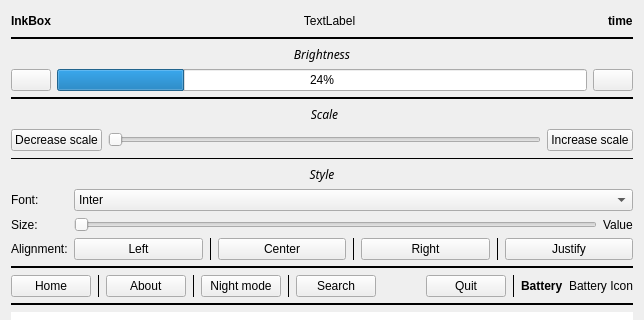
The window that reader.ui (Quill-OS/quill) describes before a commit, drawn with Qt 5; both pictures show x 0 to 644 and y 0 to 320 of the 644 by 851 pixel window.
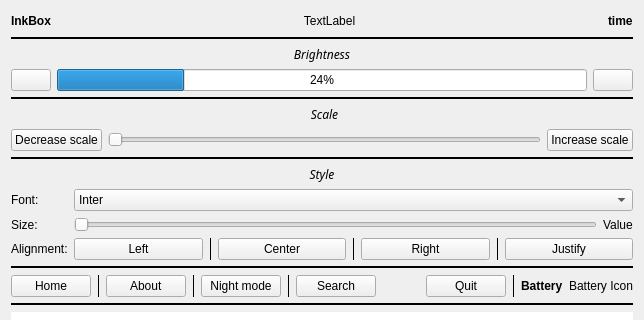
The same window after the commit.

```diff
--- a/reader.ui
+++ b/reader.ui
@@ -495,6 +495,9 @@
                <property name="frameShadow">
                 <enum>QFrame::Plain</enum>
                </property>
+               <property name="lineWidth">
+                <number>2</number>
+               </property>
                <property name="orientation">
                 <enum>Qt::Horizontal</enum>
                </property>
```
